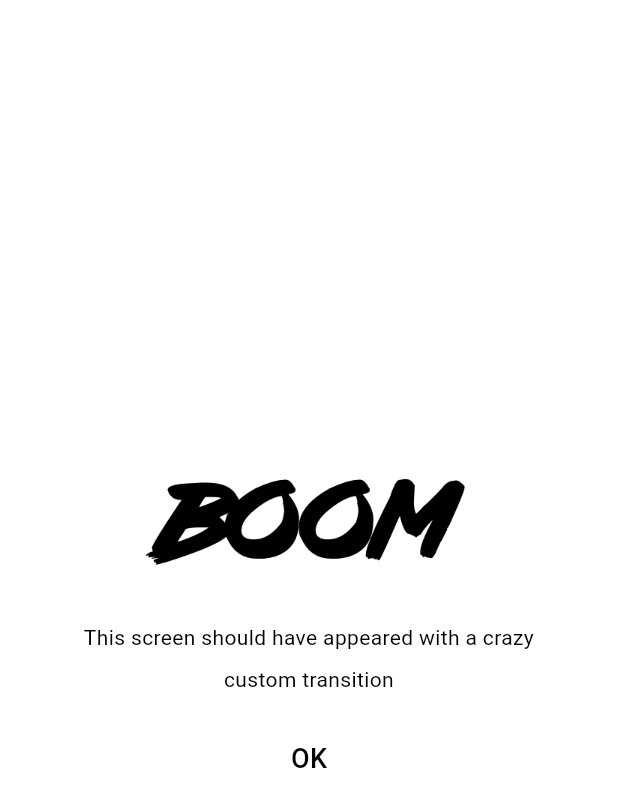
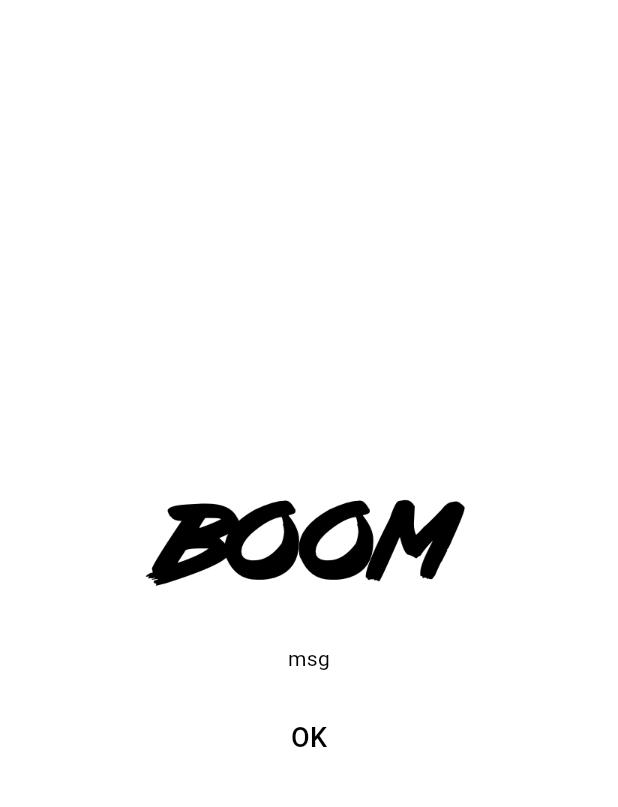
Before and after one commit to zhangdongsh/flutter-test, a Flutter app: the MyHomePage widget shown alone on an empty page, opened directly, after a tap on "Custom Transition", on a phone screen of 412 x 824 dp. Shown: the top 807 px of the screen. Run offline on Flutter 3.47's test engine with Material 3 defaults, Android fonts, the phone set to English and light mode, and no system bars; our stand-ins replace fluro.

Commit message:
fix: web

```diff
--- a/lib/components/home/home_component.dart
+++ b/lib/components/home/home_component.dart
@@ -250,7 +250,7 @@ class HomeComponentState extends State<HomeComponent> {
 
       Application.router.navigateTo(
         context,
-        "/demo?message=$message&color_hex=$hexCode",
+        "/demo?message=$message&color_hex=$hexCode&message=222&message=abc",
         transition: TransitionType.custom,
         transitionBuilder: transition,
         transitionDuration: const Duration(milliseconds: 600),
--- a/lib/pages/home/index.dart
+++ b/lib/pages/home/index.dart
@@ -243,7 +243,7 @@ class HomeComponentState extends State<MyHomePage> {
 
       Application.router.navigateTo(
         context,
-        "/demo?message=$message&color_hex=$hexCode",
+        "/demo?message=msg&color_hex=$hexCode&message=2&id=2",
         transition: TransitionType.custom,
         transitionBuilder: transition,
         transitionDuration: const Duration(milliseconds: 600),
--- a/lib/routes/route_handlers.dart
+++ b/lib/routes/route_handlers.dart
@@ -6,6 +6,8 @@
  * Copyright (c) 2019 Yakka, LLC. All rights reserved.
  * See LICENSE for distribution and usage details.
  */
+import 'dart:convert';
+
 import 'package:flutter_application_2/pages/detail/index.dart';
 import 'package:flutter_application_2/pages/webview/index.dart';
 
@@ -21,12 +23,15 @@ var rootHandler = Handler(
 });
 
 var detailHandler = Handler(
+    type: HandlerType.function,
     handlerFunc: (BuildContext? context, Map<String, List<String>> params) {
-  return const DetailPage();
-});
+      return const DetailPage();
+    });
 
 var demoRouteHandler = Handler(
     handlerFunc: (BuildContext? context, Map<String, List<String>> params) {
+  var param = jsonEncode('params');
+  print('params: $param');
   String? message = params["message"]?.first;
   String? colorHex = params["color_hex"]?.first;
   String? result = params["result"]?.first;
--- a/pubspec.yaml
+++ b/pubspec.yaml
@@ -52,6 +52,10 @@ dev_dependencies:
   # rules and activating additional ones.
   flutter_lints: ^2.0.0
 
+  # web
+  build_runner: ^2.4.0
+  build_web_compilers: ^4.0.4
+
 # For information on the generic Dart part of this file, see the
 # following page: https://dart.dev/tools/pub/pubspec
 
```
Also changed, not shown: pubspec.lock.
